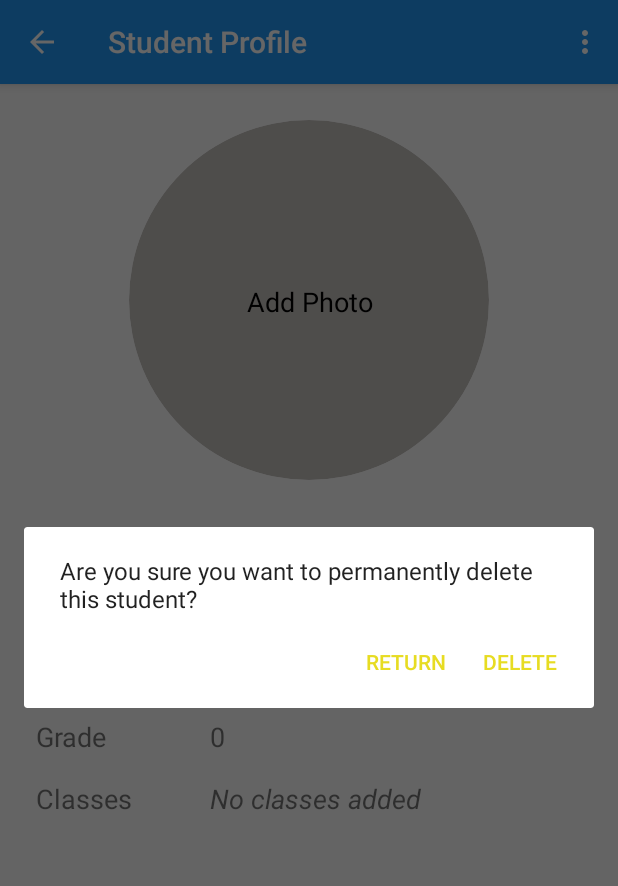
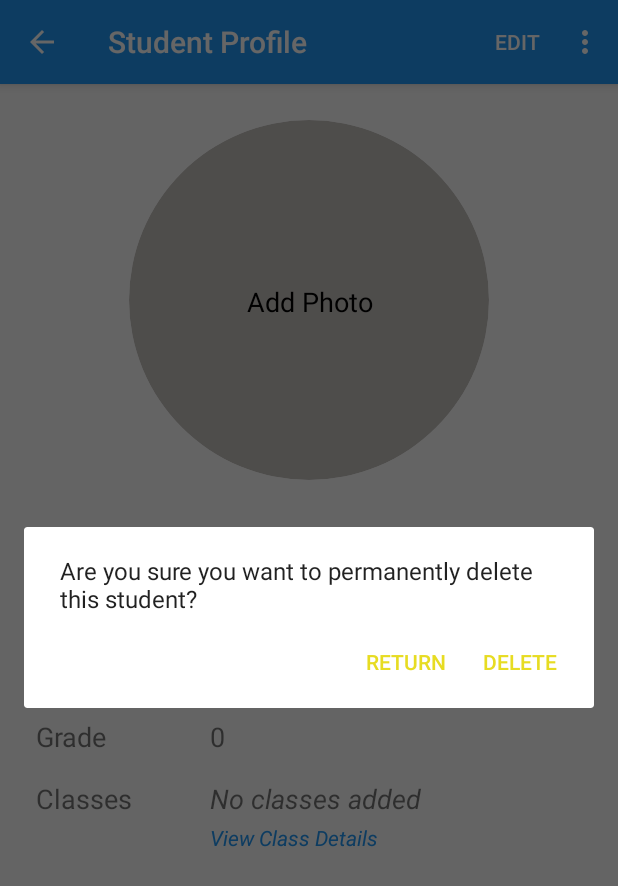
Before and after one commit to jonathan-barrera/Class-Scheduler, an Android app: the StudentProfile screen opened directly, with no data from a screen before it, in the options menu, after a tap on "Delete", on a phone screen of 412 x 824 dp. Shown: the top 886 px of the screen. Run offline under Robolectric (Android 15) with nearby library versions, the phone set to English and light mode, and no system bars; our stand-ins replace ButterKnife, CircleImageView, Firebase (no records; nobody signed in at launch, a user with empty details on screens opened directly), Timber; libraries missing offline, so code that uses them is left out: org.apache.commons; 8 statements that could not run were skipped.

Commit message:
Class Details Activity added

```diff
--- a/app/src/main/AndroidManifest.xml
+++ b/app/src/main/AndroidManifest.xml
@@ -50,7 +50,8 @@
             android:label="@string/title_activity_student_profile"
             android:parentActivityName=".StudentListActivity"
             android:theme="@style/AppTheme" />
-        <activity android:name=".CreateClassesActivity"></activity>
+        <activity android:name=".CreateClassesActivity" />
+        <activity android:name=".ClassDetailsActivity"></activity>
     </application>
 
 </manifest>
--- /dev/null
+++ b/app/src/main/java/com/example/android/classscheduler/ClassDetailsActivity.java
@@ -0,0 +1,109 @@
+package com.example.android.classscheduler;
+
+import android.support.annotation.NonNull;
+import android.support.annotation.Nullable;
+import android.support.v7.app.AppCompatActivity;
+import android.os.Bundle;
+import android.support.v7.widget.LinearLayoutManager;
+import android.support.v7.widget.RecyclerView;
+
+import com.example.android.classscheduler.Model.SchoolClass;
+import com.google.firebase.database.ChildEventListener;
+import com.google.firebase.database.DataSnapshot;
+import com.google.firebase.database.DatabaseError;
+import com.google.firebase.database.DatabaseReference;
+import com.google.firebase.database.FirebaseDatabase;
+import com.google.firebase.database.ValueEventListener;
+
+import java.util.ArrayList;
+import java.util.List;
+
+import butterknife.BindView;
+import butterknife.ButterKnife;
+import timber.log.Timber;
+
+public class ClassDetailsActivity extends AppCompatActivity {
+
+    // TODO Function to remove classes
+    // TODO Function to edit classes
+    // TODO Database on the phone to save last viewed students/classes?
+    // TODO (2) Build the Widget
+    // TODO Change all strings to string variables
+    // TODO Fix RTL formatting
+    // TODO (1) Build Firebase Authorization
+    // TODO (2) Have this authorization be linked to some "school/organization"?
+
+    // List to hold list of chosen class titles
+    List<String> mChosenClassList;
+
+    // List to hold School Class objects
+    List<SchoolClass> mClassObjectList;
+
+    // Views
+    @BindView(R.id.class_details_recycler_view)
+    RecyclerView mClassDetailsRecyclerView;
+
+    // Firebase instances
+    private FirebaseDatabase mFirebaseDatabase;
+
+    @Override
+    protected void onCreate(Bundle savedInstanceState) {
+        super.onCreate(savedInstanceState);
+        setContentView(R.layout.activity_class_details);
+
+        // Bind views
+        ButterKnife.bind(this);
+
+        // Set Title
+        setTitle("Class Details");
+
+        // Initialize Firebase instances
+        mFirebaseDatabase = FirebaseDatabase.getInstance();
+        DatabaseReference classesDatabaseReference = mFirebaseDatabase.getReference().child("classes");
+
+        // Get data from intent
+        mChosenClassList = getIntent().getStringArrayListExtra(StudentProfile.CLASS_LIST_EXTRA_KEY);
+        mClassObjectList = new ArrayList<>();
+
+        // Set Layout Manager
+        mClassDetailsRecyclerView.setLayoutManager(new LinearLayoutManager(this));
+
+        // Initialize adapter and set to Recycler View
+        final SchoolClassAdapter schoolClassAdapter = new SchoolClassAdapter();
+        mClassDetailsRecyclerView.setAdapter(schoolClassAdapter);
+
+        // Use this data to download relevant SchoolClass objects from Firebase Database
+        // Initialize Firebase instances
+        classesDatabaseReference.addChildEventListener(new ChildEventListener() {
+            @Override
+            public void onChildAdded(@NonNull DataSnapshot dataSnapshot, @Nullable String s) {
+                SchoolClass schoolClass = dataSnapshot.getValue(SchoolClass.class);
+                if (mChosenClassList.contains(schoolClass.getTitle())) {
+                    mClassObjectList.add(schoolClass);
+                }
+                schoolClassAdapter.setClassData(mClassObjectList);
+                Timber.d("size of list is " + mChosenClassList.size());
+            }
+
+            @Override
+            public void onChildChanged(@NonNull DataSnapshot dataSnapshot, @Nullable String s) {
+
+            }
+
+            @Override
+            public void onChildRemoved(@NonNull DataSnapshot dataSnapshot) {
+
+            }
+
+            @Override
+            public void onChildMoved(@NonNull DataSnapshot dataSnapshot, @Nullable String s) {
+
+            }
+
+            @Override
+            public void onCancelled(@NonNull DatabaseError databaseError) {
+
+            }
+        });
+    }
+}
--- a/app/src/main/java/com/example/android/classscheduler/EditStudentInfo.java
+++ b/app/src/main/java/com/example/android/classscheduler/EditStudentInfo.java
@@ -83,8 +83,8 @@ import timber.log.Timber;
 public class EditStudentInfo extends AppCompatActivity
         implements ClassPickerFragment.onItemClickListener {
 
-    //TODO 1: add remove class function
-    //TODO 2: add a class details view page
+    //TODO 1: add a class details view page
+    //TODO 2: stop user from adding the same class twice
 
     // List containing all classes offered by the school
     private ArrayList<String> mFullClassList;
--- a/app/src/main/java/com/example/android/classscheduler/StudentProfile.java
+++ b/app/src/main/java/com/example/android/classscheduler/StudentProfile.java
@@ -29,6 +29,10 @@ import com.google.firebase.storage.StorageReference;
 
 import org.apache.commons.text.WordUtils;
 
+import java.lang.reflect.Array;
+import java.util.ArrayList;
+import java.util.List;
+
 import butterknife.BindView;
 import butterknife.ButterKnife;
 import timber.log.Timber;
@@ -37,10 +41,12 @@ public class StudentProfile extends AppCompatActivity {
 
     // Constants
     public static final String STUDENT_EXTRA_KEY = "student-extra-key";
+    public static final String CLASS_LIST_EXTRA_KEY = "class-list-extra-key";
 
     // Member variables
     private Student mCurrentStudent;
     private String mStudentId;
+    private ArrayList<String> mChosenClassList;
 
     // Firebase instances
     private FirebaseDatabase mFirebaseDatabase;
@@ -190,7 +196,8 @@ public class StudentProfile extends AppCompatActivity {
         int sex = mCurrentStudent.getSex();
         long birthdate = mCurrentStudent.getBirthdate();
         int grade = mCurrentStudent.getGrade();
-        String classes = TextUtils.join(", ", mCurrentStudent.getClasses());
+        mChosenClassList = (ArrayList<String>) mCurrentStudent.getClasses();
+        String classes = TextUtils.join(", ", mChosenClassList);
         String photoUrl = mCurrentStudent.getPhotoUrl();
 
         // Populate views
@@ -231,4 +238,10 @@ public class StudentProfile extends AppCompatActivity {
 
     }
 
+    // Method for opening the Class Details page
+    public void openClassDetailsActivity(View v) {
+        Intent intent = new Intent(this, ClassDetailsActivity.class);
+        intent.putStringArrayListExtra(CLASS_LIST_EXTRA_KEY, mChosenClassList);
+        startActivity(intent);
+    }
 }
--- a/app/src/main/res/layout/activity_student_profile.xml
+++ b/app/src/main/res/layout/activity_student_profile.xml
@@ -1,6 +1,5 @@
 <?xml version="1.0" encoding="utf-8"?>
-<android.support.constraint.ConstraintLayout
-    xmlns:android="http://schemas.android.com/apk/res/android"
+<android.support.constraint.ConstraintLayout xmlns:android="http://schemas.android.com/apk/res/android"
     xmlns:app="http://schemas.android.com/apk/res-auto"
     xmlns:tools="http://schemas.android.com/tools"
     android:layout_width="match_parent"
@@ -24,13 +23,13 @@
         android:id="@+id/student_profile_plus_image_view"
         android:layout_width="32dp"
         android:layout_height="32dp"
-        app:srcCompat="@drawable/ic_baseline_add_24px"
         android:visibility="invisible"
         app:layout_constraintBottom_toTopOf="@+id/student_profile_picture_view"
         app:layout_constraintEnd_toStartOf="@+id/student_profile_picture_view"
         app:layout_constraintStart_toEndOf="@+id/student_profile_picture_view"
         app:layout_constraintTop_toBottomOf="@+id/student_profile_picture_view"
-        app:layout_constraintVertical_bias="0.53" />
+        app:layout_constraintVertical_bias="0.53"
+        app:srcCompat="@drawable/ic_baseline_add_24px" />
 
     <TextView
         android:id="@+id/student_profile_add_photo_text_view"
@@ -39,8 +38,8 @@
         android:layout_marginBottom="8dp"
         android:text="@string/add_photo"
         android:textColor="@android:color/black"
+        android:textSize="18sp"
         android:visibility="invisible"
-        android:textSize="18sp"
         app:layout_constraintBottom_toBottomOf="@+id/student_profile_picture_view"
         app:layout_constraintEnd_toEndOf="@+id/student_profile_picture_view"
         app:layout_constraintHorizontal_bias="0.504"
@@ -63,23 +62,24 @@
         app:layout_constraintTop_toBottomOf="@+id/student_profile_picture_view">
 
         <TextView
-            android:layout_gravity="center_vertical"
             android:id="@+id/student_name_label_text_view"
             android:layout_width="0dp"
             android:layout_height="wrap_content"
+            android:layout_gravity="center_vertical"
             android:layout_weight="1"
             android:paddingStart="16dp"
-            android:text="Name"
+            android:paddingLeft="16dp"
+            android:text="@string/name"
             android:textSize="@dimen/label_text_size" />
 
         <TextView
-            android:layout_gravity="center_vertical"
             android:id="@+id/student_profile_name_view"
             android:layout_width="0dp"
             android:layout_height="wrap_content"
+            android:layout_gravity="center_vertical"
             android:layout_weight="2"
-            tools:text="Jon B"
-            android:textSize="@dimen/student_edit_text_size" />
+            android:textSize="@dimen/student_edit_text_size"
+            tools:text="Jon B" />
 
     </LinearLayout>
 
@@ -104,18 +104,18 @@
             android:layout_weight="1"
             android:paddingLeft="16dp"
             android:paddingStart="16dp"
-            android:text="Sex"
+            android:text="@string/sex"
             android:textSize="@dimen/label_text_size" />
 
         <TextView
             android:id="@+id/student_profile_sex_view"
 
-            android:layout_gravity="center_vertical"
             android:layout_width="0dp"
             android:layout_height="wrap_content"
+            android:layout_gravity="center_vertical"
             android:layout_weight="2"
-            tools:text="Male"
-            android:textSize="@dimen/student_edit_text_size"/>
+            android:textSize="@dimen/student_edit_text_size"
+            tools:text="Male" />
     </LinearLayout>
 
     <LinearLayout
@@ -132,23 +132,24 @@
         app:layout_constraintTop_toBottomOf="@+id/linearLayout3">
 
         <TextView
-            android:layout_gravity="center_vertical"
             android:id="@+id/student_age_label"
             android:layout_width="0dp"
             android:layout_height="wrap_content"
+            android:layout_gravity="center_vertical"
             android:layout_weight="1"
             android:paddingStart="16dp"
-            android:text="Birthdate"
+            android:paddingLeft="16dp"
+            android:text="@string/birthdate"
             android:textSize="@dimen/label_text_size" />
 
         <TextView
-            android:layout_gravity="center_vertical"
             android:id="@+id/student_profile_age_view"
             android:layout_width="0dp"
             android:layout_height="wrap_content"
+            android:layout_gravity="center_vertical"
             android:layout_weight="2"
-            tools:text="26"
-            android:textSize="@dimen/student_edit_text_size" />
+            android:textSize="@dimen/student_edit_text_size"
+            tools:text="26" />
 
     </LinearLayout>
 
@@ -166,29 +167,29 @@
         app:layout_constraintTop_toBottomOf="@+id/linearLayout4">
 
         <TextView
-            android:layout_gravity="center_vertical"
             android:id="@+id/student_grade_label"
             android:layout_width="0dp"
             android:layout_height="wrap_content"
+            android:layout_gravity="center_vertical"
             android:layout_weight="1"
             android:paddingStart="16dp"
-            android:text="Grade"
+            android:paddingLeft="16dp"
+            android:text="@string/grade"
             android:textSize="@dimen/label_text_size" />
 
         <TextView
-            android:layout_gravity="center_vertical"
             android:id="@+id/student_profile_grade_view"
             android:layout_width="0dp"
             android:layout_height="wrap_content"
+            android:layout_gravity="center_vertical"
             android:layout_weight="2"
-            tools:text="13"
-            android:textSize="@dimen/student_edit_text_size" />
+            android:textSize="@dimen/student_edit_text_size"
+            tools:text="13" />
     </LinearLayout>
 
     <LinearLayout
         android:layout_width="match_parent"
         android:layout_height="wrap_content"
-        android:minHeight="@dimen/input_views_height"
         android:layout_marginEnd="8dp"
         android:layout_marginLeft="8dp"
         android:layout_marginRight="8dp"
@@ -202,21 +203,40 @@
         <TextView
             android:id="@+id/student_classes_label"
             android:layout_width="0dp"
+            android:layout_weight="1"
             android:layout_height="wrap_content"
-            android:layout_weight="1"
             android:paddingStart="16dp"
-            android:text="Classes"
+            android:paddingLeft="16dp"
+            android:text="@string/classes"
             android:textSize="@dimen/label_text_size" />
 
-        <TextView
-            android:id="@+id/student_profile_classes_view"
+        <LinearLayout
             android:layout_width="0dp"
             android:layout_height="wrap_content"
             android:layout_weight="2"
-            tools:text="Science, Math"
-            android:maxLines="3"
-            android:textSize="@dimen/student_edit_text_size" />
+            android:orientation="vertical">
 
+            <TextView
+                android:id="@+id/student_profile_classes_view"
+                android:layout_width="match_parent"
+                android:layout_height="wrap_content"
+                android:maxLines="3"
+                android:textSize="@dimen/student_edit_text_size"
+                tools:text="Science, Math" />
+
+            <TextView
+                android:onClick="openClassDetailsActivity"
+                android:layout_width="match_parent"
+                android:layout_height="wrap_content"
+                android:paddingTop="4dp"
+                android:paddingBottom="4dp"
+                android:text="@string/view_class_details"
+                android:textColor="@color/colorPrimary"
+                android:textSize="14sp"
+                android:textStyle="italic"
+                />
+
+        </LinearLayout>
     </LinearLayout>
 
 </android.support.constraint.ConstraintLayout>
--- a/app/src/main/res/layout/fragment_class_picker.xml
+++ b/app/src/main/res/layout/fragment_class_picker.xml
@@ -23,7 +23,7 @@
 
         <Button
             style="?android:attr/borderlessButtonStyle"
-            android:text="Dismiss"
+            android:text="@string/dismiss"
             android:id="@+id/class_picker_dismiss_button"
             android:layout_width="0dp"
             android:layout_height="wrap_content"
@@ -31,7 +31,7 @@
 
         <Button
             style="?android:attr/borderlessButtonStyle"
-            android:text="New Class"
+            android:text="@string/new_class"
             android:id="@+id/class_picker_create_class_button"
             android:layout_width="0dp"
             android:layout_height="wrap_content"
--- a/app/src/main/res/menu/student_profile_menu.xml
+++ b/app/src/main/res/menu/student_profile_menu.xml
@@ -4,7 +4,7 @@
 
     <item
         android:title="Edit"
-        app:showAsAction="never"
+        app:showAsAction="ifRoom"
         android:id="@+id/edit_action"
         />
 
--- a/app/src/main/res/values/strings.xml
+++ b/app/src/main/res/values/strings.xml
@@ -9,4 +9,24 @@
     <string name="title_activity_student_profile">StudentProfile</string>
     <string name="student_profile">Student Profile</string>
     <string name="no_classes_added">No classes added</string>
+    <string name="name">Name</string>
+    <string name="sex">Sex</string>
+    <string name="birthdate">Birthdate</string>
+    <string name="grade">Grade</string>
+    <string name="classes">Classes</string>
+    <string name="add_class">Add Class</string>
+    <string name="remove_class">Remove Class</string>
+    <string name="title">Title</string>
+    <string name="subject">Subject</string>
+    <string name="teacher">Teacher</string>
+    <string name="sunday">Sunday</string>
+    <string name="monday">Monday</string>
+    <string name="tuesday">Tuesday</string>
+    <string name="wednesday">Wednesday</string>
+    <string name="thursday">Thursday</string>
+    <string name="friday">Friday</string>
+    <string name="saturday">Saturday</string>
+    <string name="view_class_details">View Class Details</string>
+    <string name="dismiss">Dismiss</string>
+    <string name="new_class">New Class</string>
 </resources>
```
Also changed, not shown: app/src/main/java/com/example/android/classscheduler/CreateClassesActivity.java (+60 -12 lines), app/src/main/java/com/example/android/classscheduler/SchoolClassAdapter.java (added, +159 -0 lines), app/src/main/res/layout/activity_class_details.xml (added, +15 -0 lines), app/src/main/res/layout/activity_create_classes.xml (+13 -13 lines), app/src/main/res/layout/activity_edit_student_info.xml (+16 -10 lines), app/src/main/res/layout/class_details_list_item.xml (added, +46 -0 lines).
